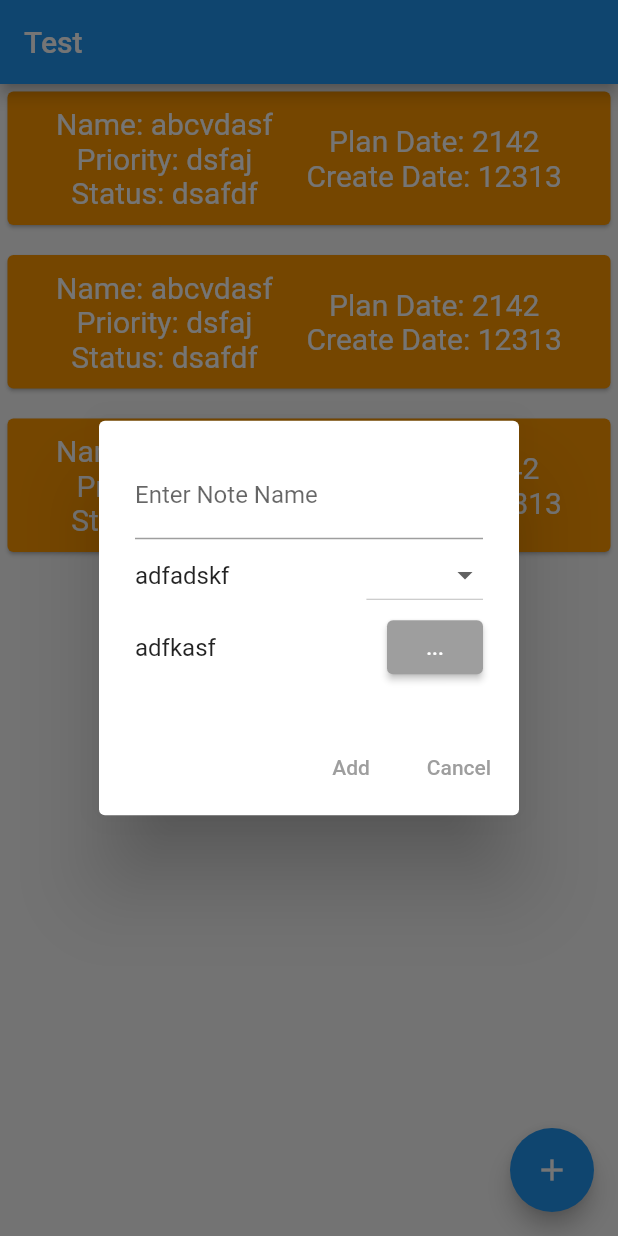
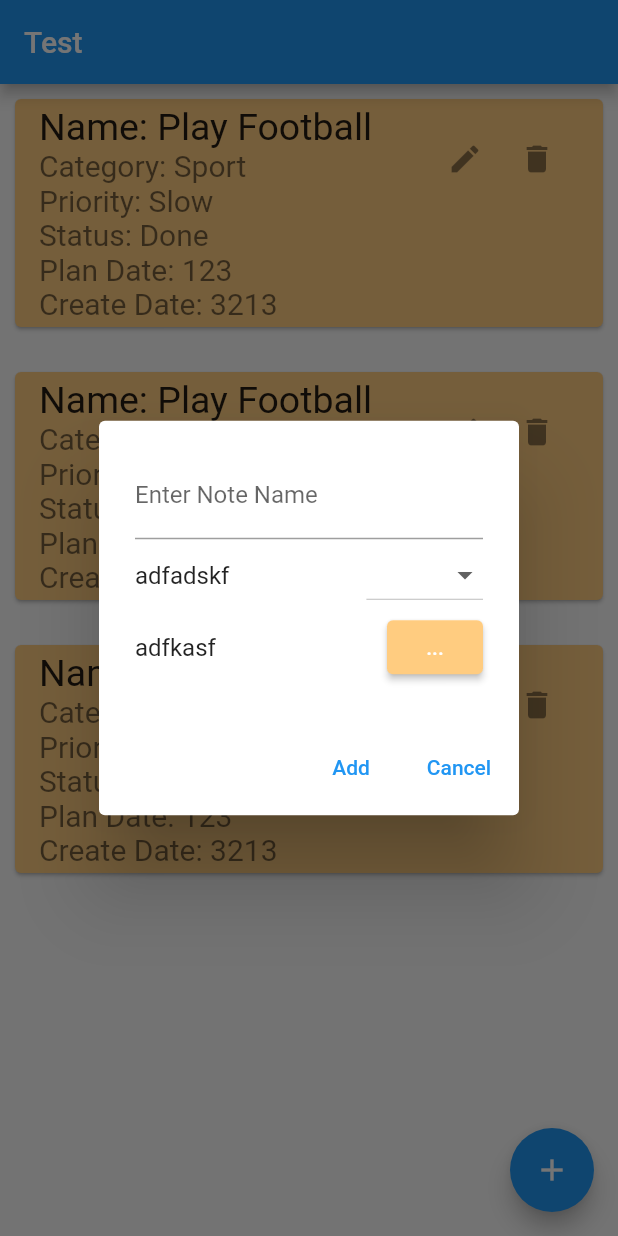
Before and after one commit to nghiamd02/nms, a Flutter app: the screen it shows after launch, after a tap on the "add" icon, on a phone screen of 412 x 824 dp. Run offline on Flutter 3.47's test engine with Material 2 defaults, Android fonts, the phone set to English and light mode, and no system bars; our stand-ins replace sqflite; accounts and stored records are empty.

Commit message:
change UI

```diff
--- a/lib/screens/notes_screen.dart
+++ b/lib/screens/notes_screen.dart
@@ -36,8 +36,8 @@ class _NoteScreenState extends State<NoteScreen> {
               const Spacer(),
               DropdownButton(
                   items: ['Apple', 'Banana', 'Orange']
-                      .map((element) =>
-                      DropdownMenuItem(value: element, child: Text(element)))
+                      .map((element) => DropdownMenuItem(
+                          value: element, child: Text(element)))
                       .toList(),
                   onChanged: (value) {}),
             ],
@@ -46,17 +46,33 @@ class _NoteScreenState extends State<NoteScreen> {
             children: [
               Text('adfkasf'),
               const Spacer(),
-              ElevatedButton(onPressed: () async{
-                var now = DateTime.now();
-                var planDate = await showDatePicker(context: context, initialDate: now, firstDate: DateTime(now.year - 1, now.month, now.day), lastDate: DateTime(now.year + 10, now.month, now.day));
-              }, child: const Text('...'), style: ElevatedButton.styleFrom(backgroundColor: Colors.grey),),
+              ElevatedButton(
+                onPressed: () async {
+                  var now = DateTime.now();
+                  var planDate = await showDatePicker(
+                      context: context,
+                      initialDate: now,
+                      firstDate: DateTime(now.year - 1, now.month, now.day),
+                      lastDate: DateTime(now.year + 10, now.month, now.day));
+                },
+                child: const Text('...'),
+                style: ElevatedButton.styleFrom(backgroundColor: Colors.orange[200]),
+              ),
             ],
           )
         ],
       ),
       actions: [
-        TextButton(onPressed: (){}, child: Text('Add', style: TextStyle(color: Colors.grey),)),
-        TextButton(onPressed: () => Navigator.of(context).pop(), child: Text('Cancel', style: TextStyle(color: Colors.grey),)),
+        TextButton(
+            onPressed: () {},
+            child: Text(
+              'Add',
+            )),
+        TextButton(
+            onPressed: () => Navigator.of(context).pop(),
+            child: Text(
+              'Cancel',
+            )),
       ],
     );
   }
@@ -89,48 +105,63 @@ class _NoteScreenState extends State<NoteScreen> {
 class NoteDetails extends StatelessWidget {
   const NoteDetails({super.key});
 
-
-
   @override
   Widget build(BuildContext context) {
-    TextStyle textStyle = TextStyle(fontSize: 20, color: Colors.white);
+    // TextStyle textStyle = TextStyle(fontSize: 20, color: Colors.white);
+    // return Card(
+    //   color: Colors.orange[200],
+    //   margin: EdgeInsets.all(15),
+    //   child: Padding(
+    //     padding: EdgeInsets.all(10),
+    //     child: Row(
+    //       mainAxisAlignment: MainAxisAlignment.spaceEvenly,
+    //       children: [
+    //         Column(
+    //           children: [
+    //             Text(
+    //               'Name: abcvdasf',
+    //               style: textStyle,
+    //             ),
+    //             Text(
+    //               'Priority: dsfaj',
+    //               style: textStyle,
+    //             ),
+    //             Text(
+    //               'Status: dsafdf',
+    //               style: textStyle,
+    //             ),
+    //           ],
+    //         ),
+    //         Column(
+    //           children: [
+    //             Text(
+    //               'Plan Date: 2142',
+    //               style: textStyle,
+    //             ),
+    //             Text(
+    //               'Create Date: 12313',
+    //               style: textStyle,
+    //             ),
+    //           ],
+    //         ),
+    //       ],
+    //     ),
+    //   ),
+    // );
+
     return Card(
-      color: Colors.orange,
-      margin: EdgeInsets.all(5),
-      child: Padding(
-        padding: EdgeInsets.all(10),
-        child: Row(
-          mainAxisAlignment: MainAxisAlignment.spaceEvenly,
-          children: [
-            Column(
-              children: [
-                Text(
-                  'Name: abcvdasf',
-                  style: textStyle,
-                ),
-                Text(
-                  'Priority: dsfaj',
-                  style: textStyle,
-                ),
-                Text(
-                  'Status: dsafdf',
-                  style: textStyle,
-                ),
-              ],
-            ),
-            Column(
-              children: [
-                Text(
-                  'Plan Date: 2142',
-                  style: textStyle,
-                ),
-                Text(
-                  'Create Date: 12313',
-                  style: textStyle,
-                ),
-              ],
-            ),
-          ],
+      color: Colors.orange[200],
+      margin: const EdgeInsets.all(10),
+      child: ListTile(
+        title: Text('Name: Play Football', style: TextStyle(fontSize: 25),),
+        subtitle: Text(
+            'Category: Sport\nPriority: Slow\nStatus: Done\nPlan Date: 123\nCreate Date: 3213', style: TextStyle(fontSize: 20),),
+        trailing: SizedBox(
+          width: 100,
+          child: Row(children: [
+            IconButton(onPressed: () {}, icon: const Icon(Icons.edit)),
+            IconButton(onPressed: () {}, icon: const Icon(Icons.delete))
+          ]),
         ),
       ),
     );
```
